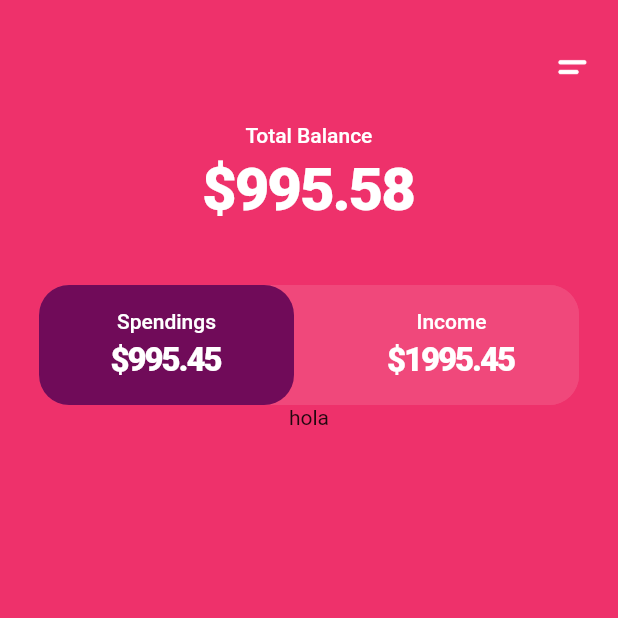
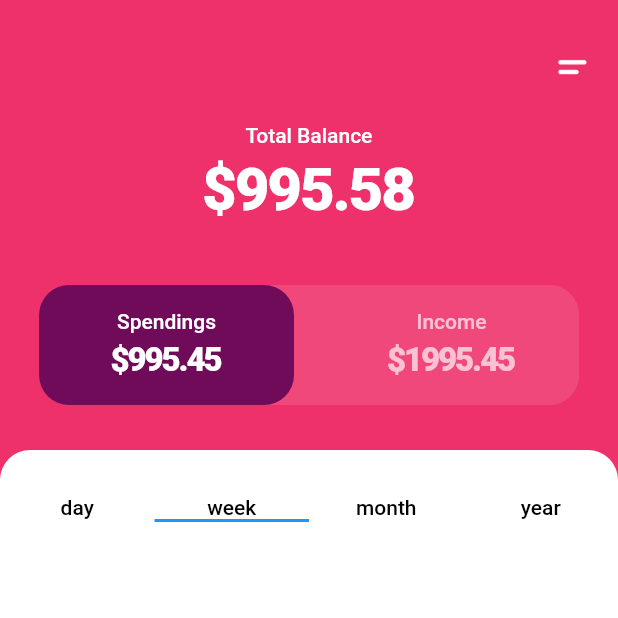
Before and after one commit to eloicasamayor/UIChallenge_BankingApp, a Flutter app: the HomeScreen screen opened by its route, on a phone screen of 412 x 824 dp, the top half of it. Run offline on Flutter 3.47's test engine with Material 2 defaults, Android fonts, the phone set to English and light mode, and no system bars.

Commit message:
main screen big and graph tabs

```diff
--- a/lib/screens/home_screen.dart
+++ b/lib/screens/home_screen.dart
@@ -17,11 +17,50 @@ class HomeScreen extends StatelessWidget {
           child: Column(
             children: [
               _Header(),
-              Text('hola'),
+              Expanded(
+                child: Container(
+                  margin: EdgeInsets.only(top: 30),
+                  padding: EdgeInsets.only(top: 30),
+                  decoration: BoxDecoration(
+                    color: Colors.white,
+                    borderRadius: BorderRadius.vertical(
+                      top: Radius.circular(20),
+                    ),
+                  ),
+                  child: DefaultTabController(
+                      initialIndex: 1,
+                      length: HomeScreenConstants.tabNames.length,
+                      child: Column(
+                        children: [
+                          TabBar(tabs: [
+                            GraphTab(title: 'day'),
+                            GraphTab(title: 'week'),
+                            GraphTab(title: 'month'),
+                            GraphTab(title: 'year'),
+                          ])
+                        ],
+                      )),
+                ),
+              ),
             ],
           ),
         ),
       ),
+    );
+  }
+}
+
+class GraphTab extends StatelessWidget {
+  final String title;
+  const GraphTab({Key? key, required this.title}) : super(key: key);
+
+  @override
+  Widget build(BuildContext context) {
+    return Container(
+      decoration: BoxDecoration(
+        borderRadius: BorderRadius.all(Radius.circular(20)),
+      ),
+      child: Text(title, style: TextStyle(color: Colors.black)),
     );
   }
 }
@@ -69,16 +108,28 @@ class _Header extends StatelessWidget {
           SizedBox(
             height: 40,
           ),
-          MainTabs(),
+          MainTabs(
+            spendings: true,
+          ),
         ],
       ),
     );
   }
 }
 
-class MainTabs extends StatelessWidget {
-  const MainTabs({Key? key}) : super(key: key);
+// ignore: must_be_immutable
+class MainTabs extends StatefulWidget {
+  bool spendings;
+  MainTabs({
+    Key? key,
+    required this.spendings,
+  }) : super(key: key);
 
+  @override
+  _MainTabsState createState() => _MainTabsState();
+}
+
+class _MainTabsState extends State<MainTabs> {
   @override
   Widget build(BuildContext context) {
     return Container(
@@ -90,12 +141,19 @@ class MainTabs extends StatelessWidget {
           color: AppColors.lightPink,
           borderRadius: BorderRadius.circular(20),
         ),
+        child: InkWell(
+          borderRadius: BorderRadius.circular(20),
+          onTap: () {
+            setState(() {
+              widget.spendings = !widget.spendings;
+            });
+          },
           child: Stack(
             children: [
               Positioned(
                 left: 0,
                 child: MainTab(
-                selected: true,
+                  selected: widget.spendings,
                   title: 'Spendings',
                   amount: '\$995.45',
                 ),
@@ -103,60 +161,58 @@ class MainTabs extends StatelessWidget {
               Positioned(
                 right: 0,
                 child: MainTab(
-                selected: false,
+                  selected: !widget.spendings,
                   title: 'Income',
                   amount: '\$1995.45',
                 ),
               ),
             ],
+          ),
         ));
   }
 }
 
-class MainTab extends StatefulWidget {
-  final bool selected;
+class MainTab extends StatelessWidget {
+  bool selected;
   final String title;
   final String amount;
-  const MainTab({
+  MainTab({
     Key? key,
     required this.selected,
     required this.title,
     required this.amount,
   }) : super(key: key);
 
-  @override
-  _MainTabState createState() => _MainTabState();
-}
-
-class _MainTabState extends State<MainTab> {
-  @override
   Widget build(BuildContext context) {
-    return InkWell(
-      borderRadius: BorderRadius.circular(20),
-      onTap: () {},
-      child: Container(
+    return Container(
       height: 80,
       width: 170,
       decoration: BoxDecoration(
-          color: widget.selected ? AppColors.purple : AppColors.lightPink,
+        color: selected ? AppColors.purple : AppColors.lightPink,
         borderRadius: BorderRadius.circular(20),
       ),
       child: Column(
         mainAxisAlignment: MainAxisAlignment.center,
         children: [
           Text(
-              widget.title,
-              style: HomeScreenConstants.styleLittleText,
+            title,
+            style: selected
+                ? HomeScreenConstants.styleLittleText
+                : HomeScreenConstants.styleLittleText.copyWith(
+                    color: Color(0xAAFFFFFF),
+                  ),
           ),
           SizedBox(
             height: 5,
           ),
           Text(
-              widget.amount,
-              style: HomeScreenConstants.styleMediumText,
+            amount,
+            style: selected
+                ? HomeScreenConstants.styleMediumText
+                : HomeScreenConstants.styleMediumText
+                    .copyWith(color: Color(0xAAFFFFFF)),
           ),
         ],
-        ),
       ),
     );
   }
```
Lines whose indentation alone changed are shown as unchanged.
